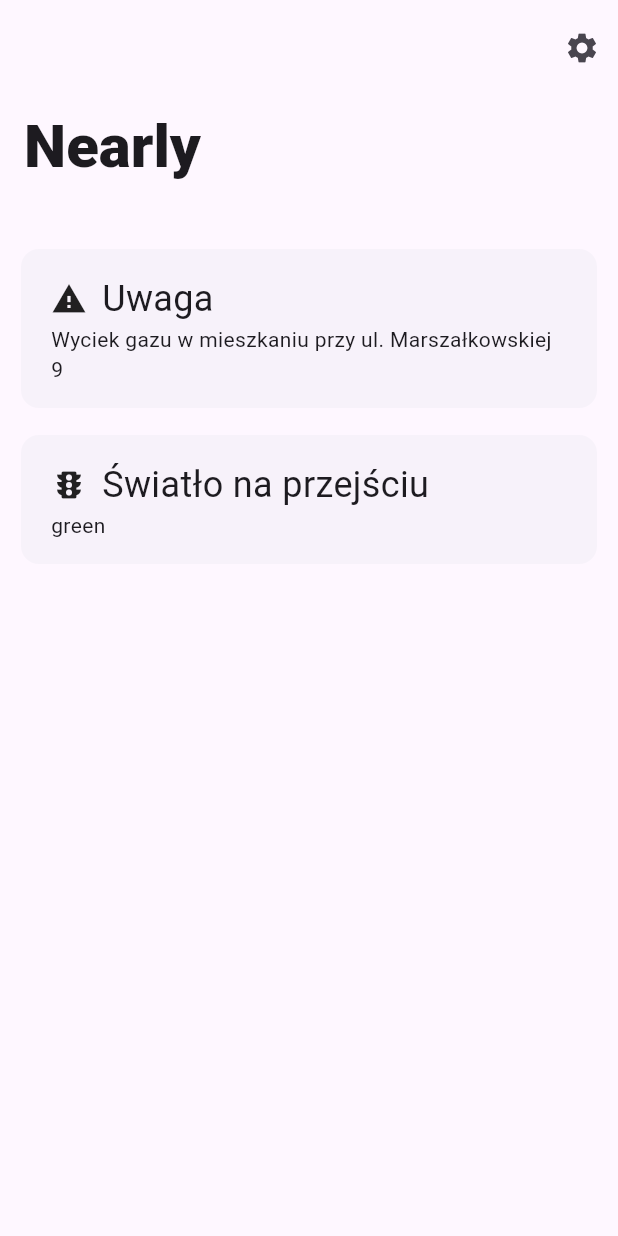
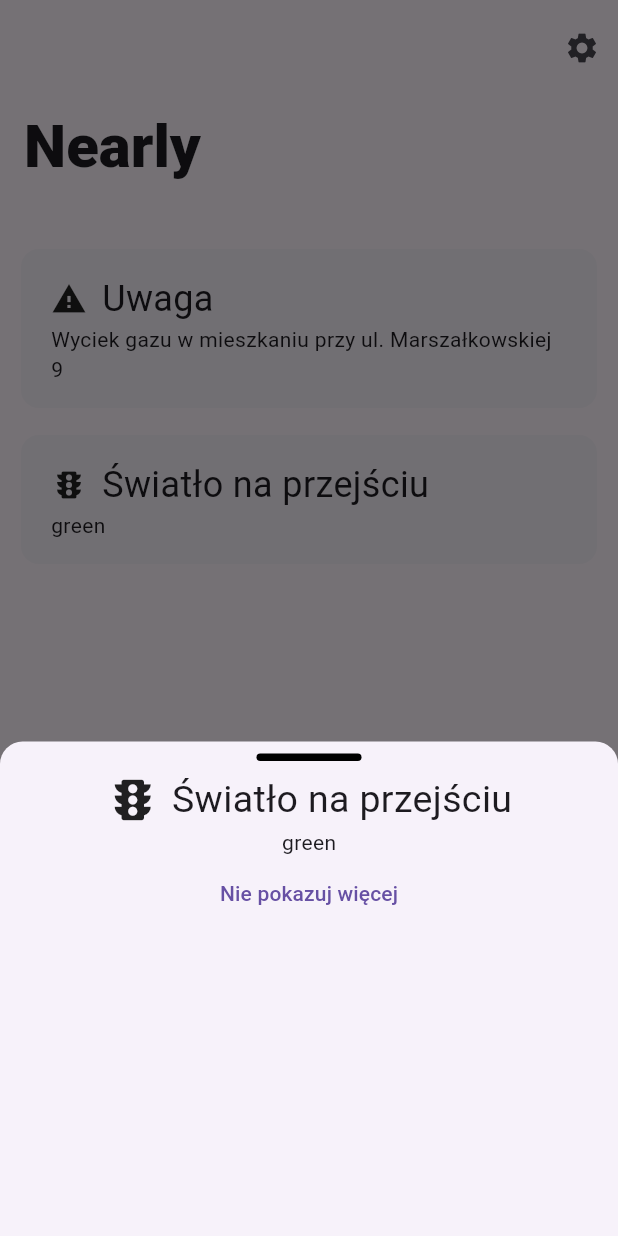
Before and after one commit to drzezga/nearly, a Flutter app: the screen it shows after launch, after a tap on "Światło na przejściu", on a phone screen of 412 x 824 dp. Run offline on Flutter 3.47's test engine with Material 2 defaults, Android fonts, the phone set to English and light mode, and no system bars; our stand-ins replace flutter_bloc, settings_ui.

```diff
--- a/lib/model/tag.dart
+++ b/lib/model/tag.dart
@@ -5,6 +5,7 @@ enum TagType {
   pedestrianStop,
   busDeparture,
   parkAndGo,
+  other,
 }
 
 extension TagTypeExtension on TagType {
@@ -18,6 +19,8 @@ extension TagTypeExtension on TagType {
         return 'Odjazd';
       case TagType.parkAndGo:
         return 'Parkuj i jedź';
+      case TagType.other:
+        return 'Inne';
     }
   }
 
@@ -31,6 +34,8 @@ extension TagTypeExtension on TagType {
         return Icons.directions_bus;
       case TagType.parkAndGo:
         return Icons.local_parking;
+      case TagType.other:
+        return Icons.info;
     }
   }
 }
--- a/lib/ui/home_page.dart
+++ b/lib/ui/home_page.dart
@@ -2,52 +2,23 @@ import 'package:flutter/material.dart';
 import 'package:flutter_bloc/flutter_bloc.dart';
 import 'package:hackathon/bloc/tag_bloc.dart';
 import 'package:hackathon/ui/read_tag_card.dart';
-import '../bloc/settings_cubit.dart';
+import 'package:hackathon/ui/tag_details_page.dart';
 import '../model/tag.dart';
 import 'settings_page.dart';
 
-class HomePage extends StatefulWidget {
+class HomePage extends StatelessWidget {
   const HomePage({super.key, required this.title});
-
-  // This widget is the home page of your application. It is stateful, meaning
-  // that it has a State object (defined below) that contains fields that affect
-  // how it looks.
-
-  // This class is the configuration for the state. It holds the values (in this
-  // case the title) provided by the parent (in this case the App widget) and
-  // used by the build method of the State. Fields in a Widget subclass are
-  // always marked "final".
 
   final String title;
 
   @override
-  State<HomePage> createState() => _HomePageState();
-}
-
-class _HomePageState extends State<HomePage> {
-  @override
   Widget build(BuildContext context) {
     return Scaffold(
       body: CustomScrollView(
-        // Column is also a layout widget. It takes a list of children and
-        // arranges them vertically. By default, it sizes itself to fit its
-        // children horizontally, and tries to be as tall as its parent.
-        //
-        // Invoke "debug painting" (press "p" in the console, choose the
-        // "Toggle Debug Paint" action from the Flutter Inspector in Android
-        // Studio, or the "Toggle Debug Paint" command in Visual Studio Code)
-        // to see the wireframe for each widget.
-        //
-        // Column has various properties to control how it sizes itself and
-        // how it positions its children. Here we use mainAxisAlignment to
-        // center the children vertically; the main axis here is the vertical
-        // axis because Columns are vertical (the cross axis would be
-        // horizontal).
-        // mainAxisAlignment: MainAxisAlignment.start,
         slivers: [
           SliverAppBar.large(
-              title: Text(widget.title,
-                  style: const TextStyle(
+              title: const Text("Nearly",
+                  style: TextStyle(
                       fontSize: 40, fontWeight: FontWeight.w800)),
               titleSpacing: 0,
               actions: [
@@ -69,27 +40,34 @@ class _HomePageState extends State<HomePage> {
                     Padding(
                         padding: const EdgeInsets.only(
                             left: 10.0, right: 10.0, top: 10.0),
-                        child: ReadTagCard(tag, onTap: () {}))
+                        child: ReadTagCard(tag, onTap: () {_showTagSheet(context, tag);}))
                 ],
               );
             },
           )),
-          // SliverToBoxAdapter(
-          //   child: Padding(
-          //     padding:
-          //         const EdgeInsets.only(left: 10.0, right: 10.0, top: 10.0),
-          //     child: ReadTagCard(const Text("dwqhiududguiwq"), onTap: () {}),
-          //   ),
-          // ),
-          // SliverToBoxAdapter(
-          //   child: Padding(
-          //     padding:
-          //         const EdgeInsets.only(left: 10.0, right: 10.0, top: 10.0),
-          //     child: ReadTagCard(const Text("dwqhiududguiwq"), onTap: () {}),
-          //   ),
-          // ),
         ],
       ),
     );
   }
+
+  Future<void> _showTagSheet(BuildContext context, Tag tag) async {
+    int? result = await showModalBottomSheet(
+      context: context,
+      isScrollControlled: true,
+      isDismissible: true,
+      shape: const RoundedRectangleBorder(
+        borderRadius: BorderRadius.vertical(top: Radius.circular(15)),
+      ),
+      builder: (context) => DraggableScrollableSheet(
+        initialChildSize: 0.4,
+        minChildSize: 0.2,
+        maxChildSize: 0.9,
+        expand: false,
+        builder: (context, scrollController) => SafeArea(
+          child: TagDetailsPage(tag),
+          ),
+        ),
+      );
+
   }
+}
--- /dev/null
+++ b/lib/ui/tag_details_page.dart
@@ -0,0 +1,53 @@
+import 'package:flutter/material.dart';
+
+import '../model/tag.dart';
+
+class TagDetailsPage extends StatelessWidget {
+  final Tag tag;
+
+  const TagDetailsPage(this.tag, {Key? key}) : super(key: key);
+
+  @override
+  Widget build(BuildContext context) {
+    return Column(
+      children: [
+        const BottomSheetHandle(),
+        Row(
+          mainAxisAlignment: MainAxisAlignment.center,
+          children: [
+            Icon(tag.type.icon, size: 36),
+            const SizedBox(width: 8),
+            Text(tag.type.title, style: const TextStyle(fontSize: 25)),
+          ],
+        ),
+        Text(tag.payload),
+        TextButton(
+          child: const Text("Nie pokazuj więcej"),
+          onPressed: () {},
+        )
+      ],
+    );
+  }
+}
+
+class BottomSheetHandle extends StatelessWidget {
+  const BottomSheetHandle({
+    Key? key,
+  }) : super(key: key);
+
+  @override
+  Widget build(BuildContext context) {
+    return const Padding(
+      padding: EdgeInsets.symmetric(vertical: 8),
+      child: SizedBox(
+        height: 5,
+        width: 70,
+        child: DecoratedBox(
+          decoration: BoxDecoration(
+              color: Colors.black,
+              borderRadius: BorderRadius.all(Radius.circular(150))),
+        ),
+      ),
+    );
+  }
+}
```
Lines whose indentation alone changed are shown as unchanged.
